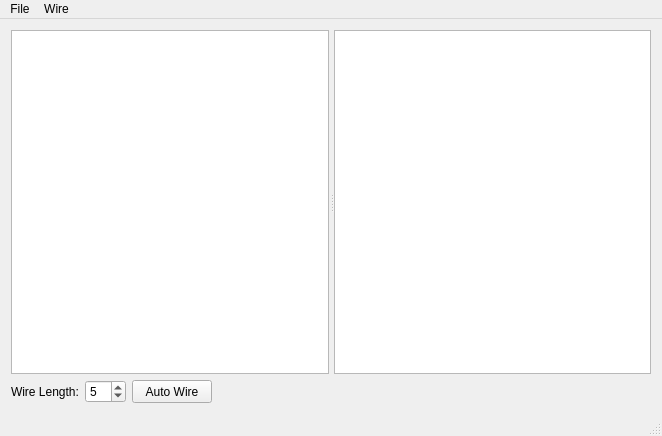
Qt form res/mainwindow.ui (computergeek1507/xModelGenQT) before a commit.
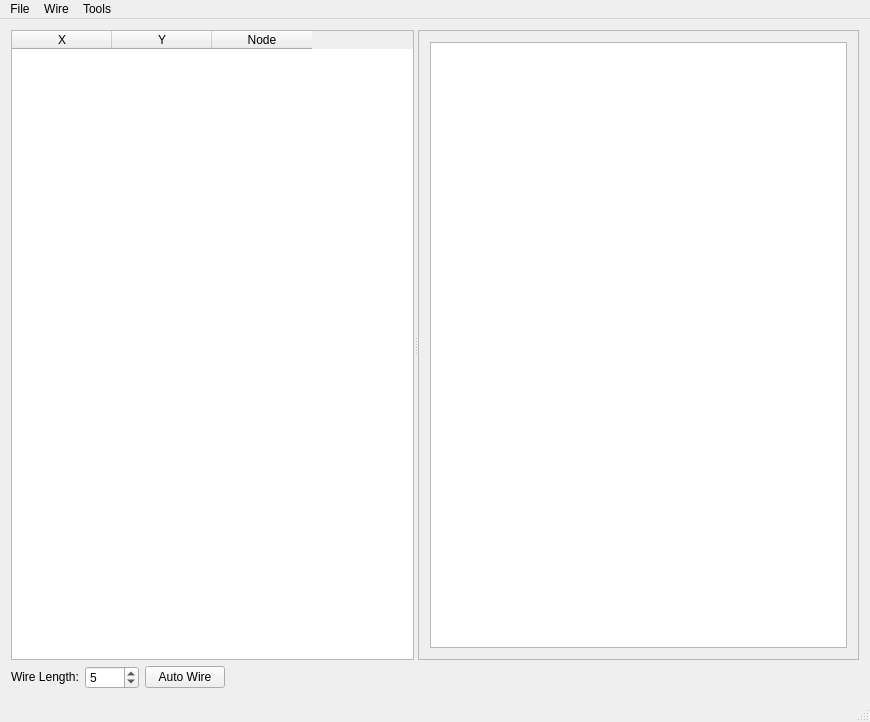
The same form after that commit. Icons and pictures are not drawn. Custom widgets are drawn as their Qt base class.

```diff
--- a/res/mainwindow.ui
+++ b/res/mainwindow.ui
@@ -6,8 +6,8 @@
    <rect>
     <x>0</x>
     <y>0</y>
-    <width>662</width>
-    <height>436</height>
+    <width>870</width>
+    <height>722</height>
    </rect>
   </property>
   <property name="windowTitle">
@@ -26,27 +26,55 @@
       <property name="orientation">
        <enum>Qt::Horizontal</enum>
       </property>
-      <property name="opaqueResize">
-       <bool>true</bool>
-      </property>
-      <property name="handleWidth">
-       <number>5</number>
-      </property>
-      <property name="childrenCollapsible">
-       <bool>false</bool>
-      </property>
-      <widget class="QListWidget" name="listWidgetNodes">
+      <widget class="QTableWidget" name="tableWidgetNodes">
        <property name="sizePolicy">
         <sizepolicy hsizetype="Preferred" vsizetype="Expanding">
          <horstretch>0</horstretch>
          <verstretch>0</verstretch>
         </sizepolicy>
        </property>
+       <column>
+        <property name="text">
+         <string>X</string>
+        </property>
+       </column>
+       <column>
+        <property name="text">
+         <string>Y</string>
+        </property>
+       </column>
+       <column>
+        <property name="text">
+         <string>Node</string>
+        </property>
+       </column>
       </widget>
-      <widget class="QTableView" name="tableViewDraw">
-       <property name="showGrid">
-        <bool>false</bool>
+      <widget class="QScrollArea" name="scrollArea">
+       <property name="widgetResizable">
+        <bool>true</bool>
        </property>
+       <widget class="QWidget" name="scrollAreaWidgetContents">
+        <property name="geometry">
+         <rect>
+          <x>0</x>
+          <y>0</y>
+          <width>437</width>
+          <height>628</height>
+         </rect>
+        </property>
+        <layout class="QHBoxLayout" name="horizontalLayout">
+         <item>
+          <widget class="BoxGraphicsView" name="boxView">
+           <property name="sizePolicy">
+            <sizepolicy hsizetype="Expanding" vsizetype="Expanding">
+             <horstretch>0</horstretch>
+             <verstretch>1</verstretch>
+            </sizepolicy>
+           </property>
+          </widget>
+         </item>
+        </layout>
+       </widget>
       </widget>
      </widget>
     </item>
@@ -55,7 +83,7 @@
       <item>
        <widget class="QLabel" name="label">
         <property name="sizePolicy">
-         <sizepolicy hsizetype="Minimum" vsizetype="Minimum">
+         <sizepolicy hsizetype="Minimum" vsizetype="Fixed">
           <horstretch>0</horstretch>
           <verstretch>0</verstretch>
          </sizepolicy>
@@ -68,7 +96,7 @@
       <item>
        <widget class="QSpinBox" name="spinBox_wireSize">
         <property name="sizePolicy">
-         <sizepolicy hsizetype="Minimum" vsizetype="Minimum">
+         <sizepolicy hsizetype="Minimum" vsizetype="Fixed">
           <horstretch>0</horstretch>
           <verstretch>0</verstretch>
          </sizepolicy>
@@ -76,6 +104,9 @@
         <property name="minimum">
          <number>1</number>
         </property>
+        <property name="maximum">
+         <number>1000</number>
+        </property>
         <property name="singleStep">
          <number>5</number>
         </property>
@@ -87,7 +118,7 @@
       <item>
        <widget class="QPushButton" name="pushButton_autoWire">
         <property name="sizePolicy">
-         <sizepolicy hsizetype="Minimum" vsizetype="Minimum">
+         <sizepolicy hsizetype="Minimum" vsizetype="Fixed">
           <horstretch>0</horstretch>
           <verstretch>0</verstretch>
          </sizepolicy>
@@ -119,8 +150,8 @@
     <rect>
      <x>0</x>
      <y>0</y>
-     <width>662</width>
-     <height>21</height>
+     <width>870</width>
+     <height>22</height>
     </rect>
    </property>
    <widget class="QMenu" name="menuFile">
@@ -138,8 +169,16 @@
     </property>
     <addaction name="actionAutoWire"/>
    </widget>
+   <widget class="QMenu" name="menuTools">
+    <property name="title">
+     <string>Tools</string>
+    </property>
+    <addaction name="actionView_Logs"/>
+    <addaction name="actionAbout"/>
+   </widget>
    <addaction name="menuFile"/>
    <addaction name="menuWire"/>
+   <addaction name="menuTools"/>
   </widget>
   <widget class="QStatusBar" name="statusBar"/>
   <action name="actionOpen_DXF">
@@ -164,6 +203,15 @@
   </action>
  </widget>
  <layoutdefault spacing="6" margin="11"/>
- <resources/>
+ <customwidgets>
+  <customwidget>
+   <class>BoxGraphicsView</class>
+   <extends>QGraphicsView</extends>
+   <header>boxgraphicsview.h</header>
+  </customwidget>
+ </customwidgets>
+ <resources>
+  <include location="xmodel_gen.qrc"/>
+ </resources>
  <connections/>
 </ui>
```
Left out of the diff: 32 changed lines with no effect on the pictures.
